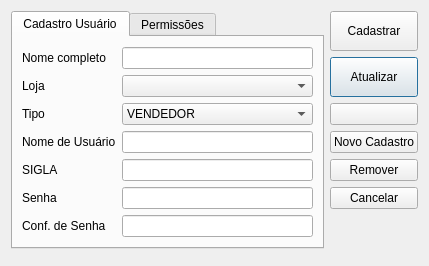
The window that ui/cadastrousuario.ui (lellisls/ERP-STACCATO) describes before a commit, drawn with Qt 5.
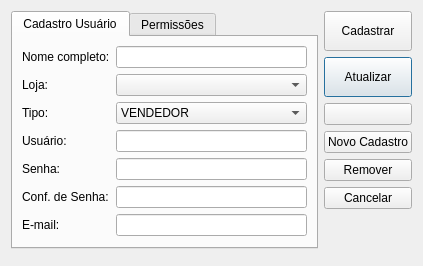
The same window after the commit. Icons and pictures are not drawn. Custom widgets are drawn as their Qt base class.

The edit to the form file:
```diff
--- a/ui/cadastrousuario.ui
+++ b/ui/cadastrousuario.ui
@@ -107,15 +107,11 @@
       <attribute name="title">
        <string>Cadastro Usuário</string>
       </attribute>
-      <layout class="QGridLayout" name="gridLayout_4">
-       <item row="0" column="0">
-        <layout class="QGridLayout" name="gridLayout_3">
-         <item row="0" column="0">
           <layout class="QGridLayout" name="gridLayout_2">
            <item row="0" column="0">
             <widget class="QLabel" name="labelNome">
              <property name="text">
-              <string>Nome completo</string>
+          <string>Nome completo:</string>
              </property>
             </widget>
            </item>
@@ -129,7 +125,7 @@
            <item row="1" column="0">
             <widget class="QLabel" name="labelLoja">
              <property name="text">
-              <string>Loja</string>
+          <string>Loja:</string>
              </property>
             </widget>
            </item>
@@ -143,7 +139,7 @@
            <item row="2" column="0">
             <widget class="QLabel" name="labelTipo">
              <property name="text">
-              <string>Tipo</string>
+          <string>Tipo:</string>
              </property>
             </widget>
            </item>
@@ -182,7 +178,7 @@
            <item row="3" column="0">
             <widget class="QLabel" name="labelUser">
              <property name="text">
-              <string>Nome de Usuário</string>
+          <string>Usuário:</string>
              </property>
             </widget>
            </item>
@@ -194,27 +190,13 @@
             </widget>
            </item>
            <item row="4" column="0">
-            <widget class="QLabel" name="labelSigla">
-             <property name="text">
-              <string>SIGLA</string>
-             </property>
-            </widget>
-           </item>
-           <item row="4" column="1">
-            <widget class="QLineEdit" name="lineEditSigla">
-             <property name="accessibleName">
-              <string>Sigla</string>
-             </property>
-            </widget>
-           </item>
-           <item row="5" column="0">
             <widget class="QLabel" name="labelPasswd">
              <property name="text">
-              <string>Senha</string>
+          <string>Senha:</string>
              </property>
             </widget>
            </item>
-           <item row="5" column="1">
+       <item row="4" column="1">
             <widget class="QLineEdit" name="lineEditPasswd">
              <property name="accessibleName">
               <string>Senha</string>
@@ -224,14 +206,14 @@
              </property>
             </widget>
            </item>
-           <item row="6" column="0">
+       <item row="5" column="0">
             <widget class="QLabel" name="labelPasswd_2">
              <property name="text">
-              <string>Conf. de Senha</string>
+          <string>Conf. de Senha:</string>
              </property>
             </widget>
            </item>
-           <item row="6" column="1">
+       <item row="5" column="1">
             <widget class="QLineEdit" name="lineEditPasswd_2">
              <property name="accessibleName">
               <string>Conf. de senha</string>
@@ -241,9 +223,19 @@
              </property>
             </widget>
            </item>
-          </layout>
-         </item>
-        </layout>
+       <item row="6" column="0">
+        <widget class="QLabel" name="labelSigla">
+         <property name="text">
+          <string>E-mail:</string>
+         </property>
+        </widget>
+       </item>
+       <item row="6" column="1">
+        <widget class="QLineEdit" name="lineEditEmail">
+         <property name="accessibleName">
+          <string>Sigla</string>
+         </property>
+        </widget>
        </item>
       </layout>
      </widget>
```
Left out of the diff: 1 changed line with no effect on the pictures. Lines whose indentation alone changed are shown as unchanged.
